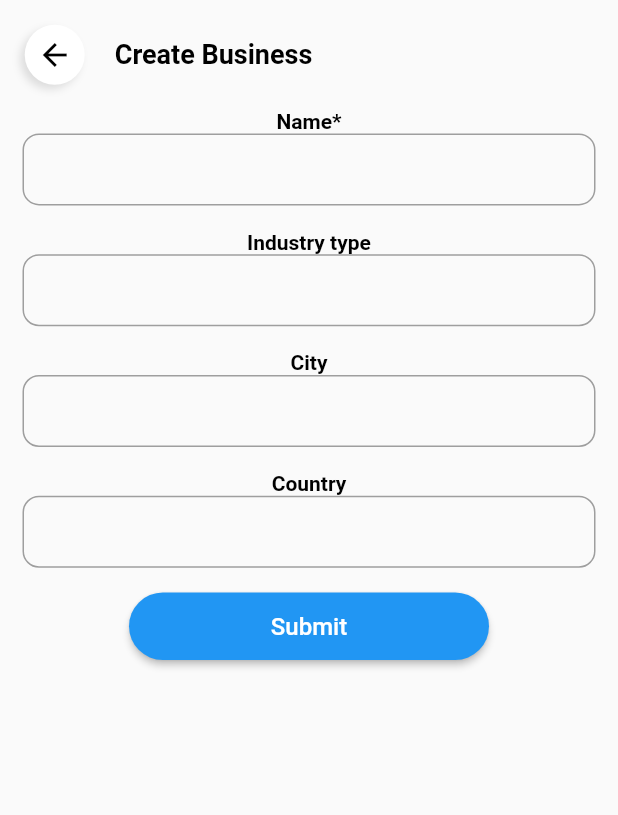
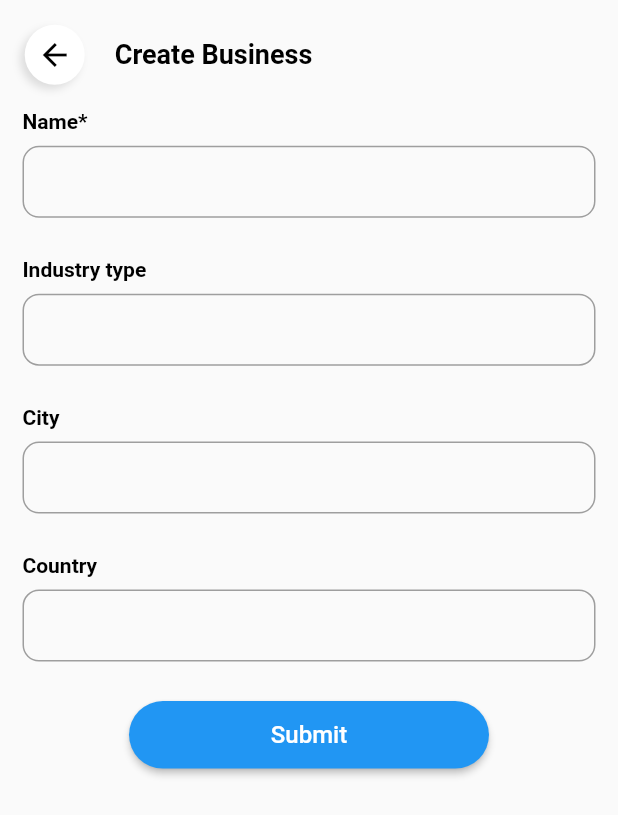
Before and after one commit to SumitSatre/bizissue_frontend, a Flutter app: the CreateBusinessPage screen opened by its route, on a phone screen of 412 x 824 dp. Shown: the top 815 px of the screen. Run offline on Flutter 3.47's test engine with Material 2 defaults, Android fonts, the phone set to English and light mode, and no system bars; our stand-ins replace go_router, google_fonts, month_picker_dialog, pinput, shared_preferences; accounts and stored records are empty; Roboto replaces fonts that are missing (Poppins).

Commit message:
Frontend Updated

```diff
--- a/lib/business_home_page/screens/create_business.dart
+++ b/lib/business_home_page/screens/create_business.dart
@@ -7,6 +7,7 @@ import 'package:bizissue/utils/colors.dart';
 import 'package:bizissue/widgets/buttons/custom_back_button.dart';
 import 'package:bizissue/widgets/custom_text_field.dart';
 import 'package:bizissue/widgets/custom_text_form_field.dart';
+import 'package:bizissue/widgets/submit_button.dart';
 import 'package:flutter/material.dart';
 import 'package:provider/provider.dart';
 import 'package:month_picker_dialog/month_picker_dialog.dart';
@@ -26,11 +27,6 @@ class _CreateBusinessPageState extends State<CreateBusinessPage> {
 
     double height = MediaQuery.of(context).size.height;
     double width = MediaQuery.of(context).size.width;
-
-    final nameController = TextEditingController();
-    final industryTypeController = TextEditingController();
-    final cityController = TextEditingController();
-    final countryController = TextEditingController();
 
     return Scaffold(
       appBar: PreferredSize(
@@ -62,60 +58,39 @@ class _CreateBusinessPageState extends State<CreateBusinessPage> {
           children: [
 
             CustomTextField(
-              controller: nameController,
+              controller: createBusinessController.nameController,
               onChanged: (p0) => createBusinessController.updateBusinessName(p0 ?? ""),
               labelText: "Name*",
             ),
             SizedBox(height: height * 0.02),
 
             CustomTextField(
-              controller: industryTypeController,
+              controller: createBusinessController.industryTypeController,
               onChanged: (p0) => createBusinessController.updateBusinessIndustryType(p0 ?? ""),
               labelText: "Industry type",
             ),
             SizedBox(height: height * 0.02),
 
             CustomTextField(
-              controller: cityController,
+              controller: createBusinessController.cityController,
               onChanged: (p0) => createBusinessController.updateBusinessCity(p0 ?? ""),
               labelText: "City",
             ),
             SizedBox(height: height * 0.02),
 
             CustomTextField(
-              controller: countryController,
+              controller: createBusinessController.countryController,
               onChanged: (p0) => createBusinessController.updateBusinessCountry(p0 ?? ""),
               labelText: "Country",
             ),
             SizedBox(height: height * 0.02),
 
-            Center(
-              child: SizedBox(
-                height: 45,
-                width: 240,
-                child: ElevatedButton(
-                  onPressed: () {
+            SubmitButton(
+              onPressed: () {
+                createBusinessController.createBusiness(context);
+              },
+            ),
 
-                  },
-                  style: ButtonStyle(
-                    foregroundColor:
-                    MaterialStateProperty.all<Color>(Colors.white),
-                    backgroundColor: MaterialStateProperty.all<Color>(
-                        submitButtonsColor),
-                    shape:
-                    MaterialStateProperty.all<RoundedRectangleBorder>(
-                      RoundedRectangleBorder(
-                        borderRadius: BorderRadius.circular(25),
-                      ),
-                    ),
-                  ),
-                  child: const Text(
-                    "Submit",
-                    style: TextStyle(fontSize: 16),
-                  ),
-                ),
-              ),
-            ),
           ],
         ),
       ),
--- a/lib/widgets/custom_text_field.dart
+++ b/lib/widgets/custom_text_field.dart
@@ -18,7 +18,9 @@ class CustomTextField extends StatelessWidget {
 
   @override
   Widget build(BuildContext context) {
+    double heightOfScreen = MediaQuery.of(context).size.height;
     return Column(
+      crossAxisAlignment: CrossAxisAlignment.start,
       children: [
         const SizedBox(width: 5),
         Text(
@@ -31,7 +33,7 @@ class CustomTextField extends StatelessWidget {
           ),
           textAlign: TextAlign.left,
         ),
-        SizedBox(height: height),
+        SizedBox(height: height*heightOfScreen),
         TextField(
           controller: controller,
           onChanged: onChanged,
@@ -51,7 +53,7 @@ class CustomTextField extends StatelessWidget {
           cursorHeight: 22,
           cursorWidth: width,
         ),
-        SizedBox(height: height * 2),
+        SizedBox(height: height * heightOfScreen*1.2),
       ],
     );
   }
--- /dev/null
+++ b/lib/widgets/submit_button.dart
@@ -0,0 +1,37 @@
+import 'package:bizissue/utils/colors.dart';
+import 'package:flutter/material.dart';
+
+class SubmitButton extends StatelessWidget {
+  final VoidCallback onPressed;
+
+  const SubmitButton({
+    Key? key,
+    required this.onPressed,
+  }) : super(key: key);
+
+  @override
+  Widget build(BuildContext context) {
+    return Center(
+      child: SizedBox(
+        height: 45,
+        width: 240,
+        child: ElevatedButton(
+          onPressed: onPressed,
+          style: ButtonStyle(
+            foregroundColor: MaterialStateProperty.all<Color>(Colors.white),
+            backgroundColor: MaterialStateProperty.all<Color>(submitButtonsColor),
+            shape: MaterialStateProperty.all<RoundedRectangleBorder>(
+              RoundedRectangleBorder(
+                borderRadius: BorderRadius.circular(25),
+              ),
+            ),
+          ),
+          child: const Text(
+            "Submit",
+            style: TextStyle(fontSize: 16),
+          ),
+        ),
+      ),
+    );
+  }
+}
```
Also changed, not shown: lib/business_home_page/screens/controller/create_business_controller.dart (+30 -6 lines).
